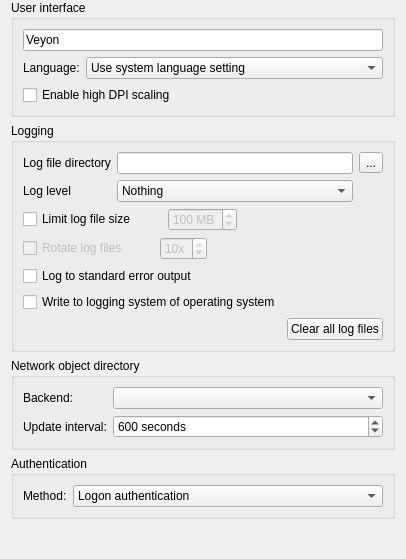
The window that configurator/forms/GeneralConfigurationPage.ui (veyon/veyon) describes before a commit, drawn with Qt 5.
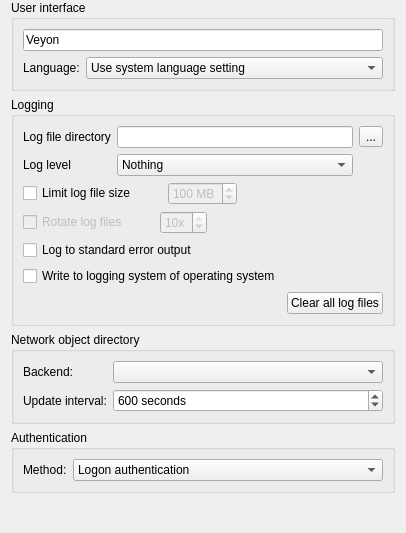
The same window after the commit. Icons and pictures are not drawn.

Commit message:
Core: drop high DPI scaling support
Since we're aiming for real high DPI support there's no need to utilize
the mostly broken high DPI scaling support.

Patch:
```diff
--- a/configurator/forms/GeneralConfigurationPage.ui
+++ b/configurator/forms/GeneralConfigurationPage.ui
@@ -40,13 +40,6 @@
         </item>
        </widget>
       </item>
-      <item row="2" column="0" colspan="2">
-       <widget class="QCheckBox" name="isHighDPIScalingEnabled">
-        <property name="text">
-         <string>Enable high DPI scaling</string>
-        </property>
-       </widget>
-      </item>
       <item row="0" column="0" colspan="2">
        <widget class="QLineEdit" name="applicationName">
         <property name="text">
```
The commit also changes 4 other files.
